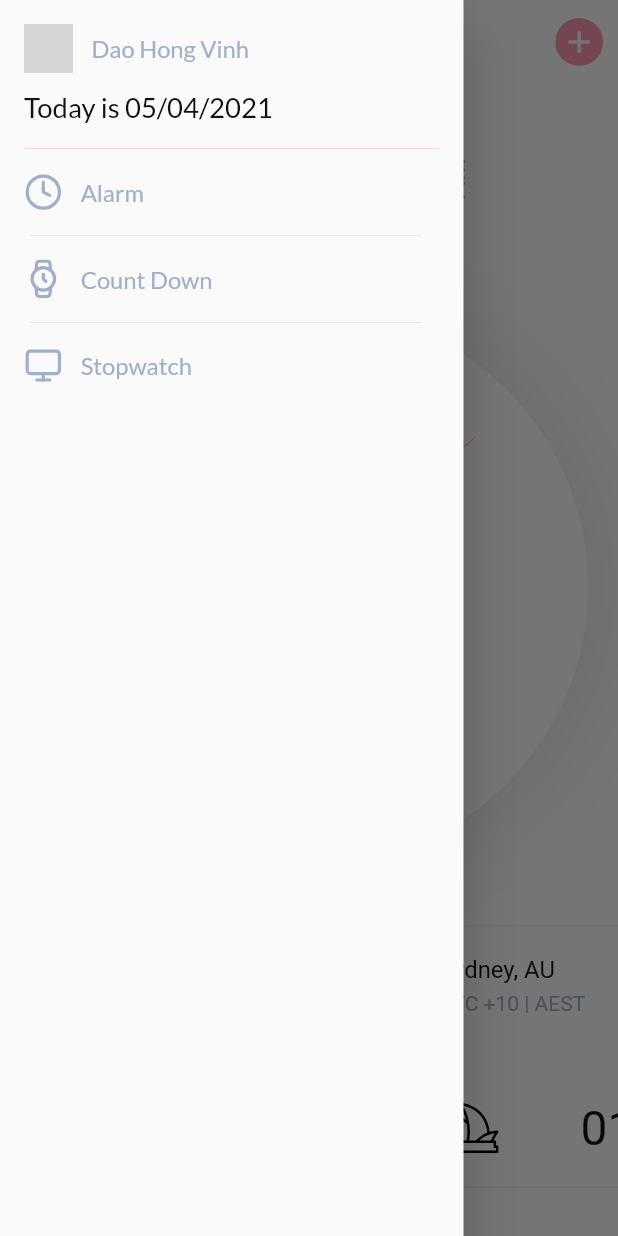
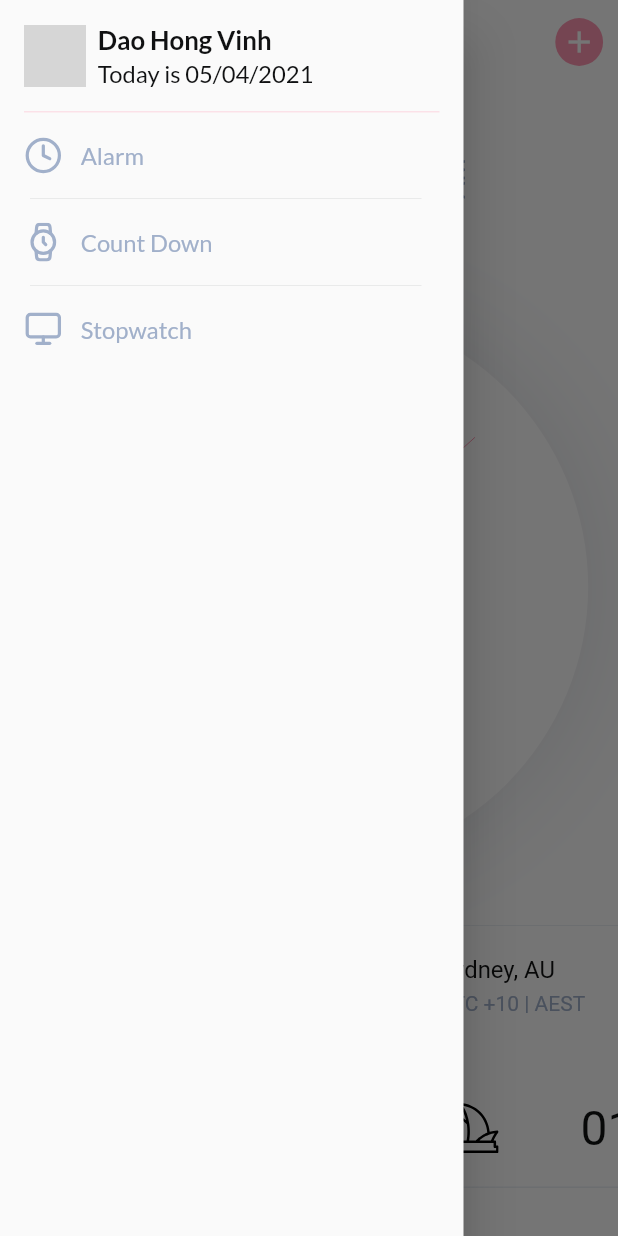
Before and after one commit to lambiengcode/analog-clock, a Flutter app: the screen it shows after launch, with the side drawer open, on a phone screen of 412 x 824 dp. Run offline on Flutter 3.47's test engine with Material 2 defaults, Android fonts, the phone set to English and light mode, and no system bars; our stand-ins replace flutter_icons, flutter_svg, get, get_storage, google_fonts; network calls fail; grey boxes are pictures that could not be loaded.

Commit message:
redesign header drawer

```diff
--- a/lib/src/app.dart
+++ b/lib/src/app.dart
@@ -1,8 +1,6 @@
 import 'package:analog_clock/src/pages/home/home_screen.dart';
-import 'package:analog_clock/src/theme/theme_service.dart';
 import 'package:flutter/material.dart';
 import 'package:flutter/services.dart';
-import 'package:provider/provider.dart';
 
 class App extends StatefulWidget {
   @override
--- a/lib/src/pages/drawer/drawer.dart
+++ b/lib/src/pages/drawer/drawer.dart
@@ -3,6 +3,7 @@ import 'package:analog_clock/src/pages/drawer/widgets/under_line.dart';
 import 'package:analog_clock/src/public/constants.dart';
 import 'package:flutter/material.dart';
 import 'package:flutter_icons/flutter_icons.dart';
+import 'package:intl/intl.dart';
 
 class DrawerLayout extends StatefulWidget {
   @override
@@ -10,6 +11,7 @@ class DrawerLayout extends StatefulWidget {
 }
 
 class _DrawerLayoutState extends State<DrawerLayout> {
+  DateFormat format = DateFormat('dd/MM/yyyy');
   @override
   Widget build(BuildContext context) {
     return Container(
@@ -20,8 +22,8 @@ class _DrawerLayoutState extends State<DrawerLayout> {
           Row(
             children: [
               Container(
-                height: width * .08,
-                width: width * .08,
+                height: width * .1,
+                width: width * .1,
                 decoration: BoxDecoration(
                   shape: BoxShape.circle,
                   image: DecorationImage(
@@ -32,27 +34,32 @@ class _DrawerLayoutState extends State<DrawerLayout> {
                   ),
                 ),
               ),
-              SizedBox(width: 12.0),
+              SizedBox(width: 8.0),
+              Column(
+                crossAxisAlignment: CrossAxisAlignment.start,
+                children: [
                   Text(
                     'Dao Hong Vinh',
                     style: TextStyle(
+                      fontSize: width / 24.0,
+                      color: Theme.of(context).textTheme.headline1.color,
+                      fontFamily: 'Lato',
+                      fontWeight: FontWeight.w600,
+                    ),
+                  ),
+                  SizedBox(height: 2.5),
+                  Text(
+                    'Today is ${format.format(DateTime.now())}',
+                    style: TextStyle(
                       fontSize: width / 26.0,
-                  color: Theme.of(context).iconTheme.color,
+                      color: Theme.of(context).textTheme.headline1.color,
                       fontFamily: 'Lato',
-                  fontWeight: FontWeight.w500,
+                      fontWeight: FontWeight.w400,
                     ),
                   ),
                 ],
-          ),
-          SizedBox(height: 12.0),
-          Text(
-            'Today is 05/04/2021',
-            style: TextStyle(
-              fontSize: width / 22.5,
-              color: Theme.of(context).textTheme.headline4.color,
-              fontFamily: 'Lato',
-              fontWeight: FontWeight.w500,
-            ),
+              )
+            ],
           ),
           Padding(
             padding: EdgeInsets.symmetric(vertical: 16.0),
--- a/lib/src/pages/home/widgets/clock.dart
+++ b/lib/src/pages/home/widgets/clock.dart
@@ -5,7 +5,6 @@ import 'package:analog_clock/src/public/size_config.dart';
 import 'package:analog_clock/src/theme/theme_service.dart';
 import 'package:flutter/material.dart';
 import 'package:flutter_icons/flutter_icons.dart';
-import 'package:provider/provider.dart';
 import 'clock_painter.dart';
 
 class Clock extends StatefulWidget {
```
Lines whose indentation alone changed are shown as unchanged.
